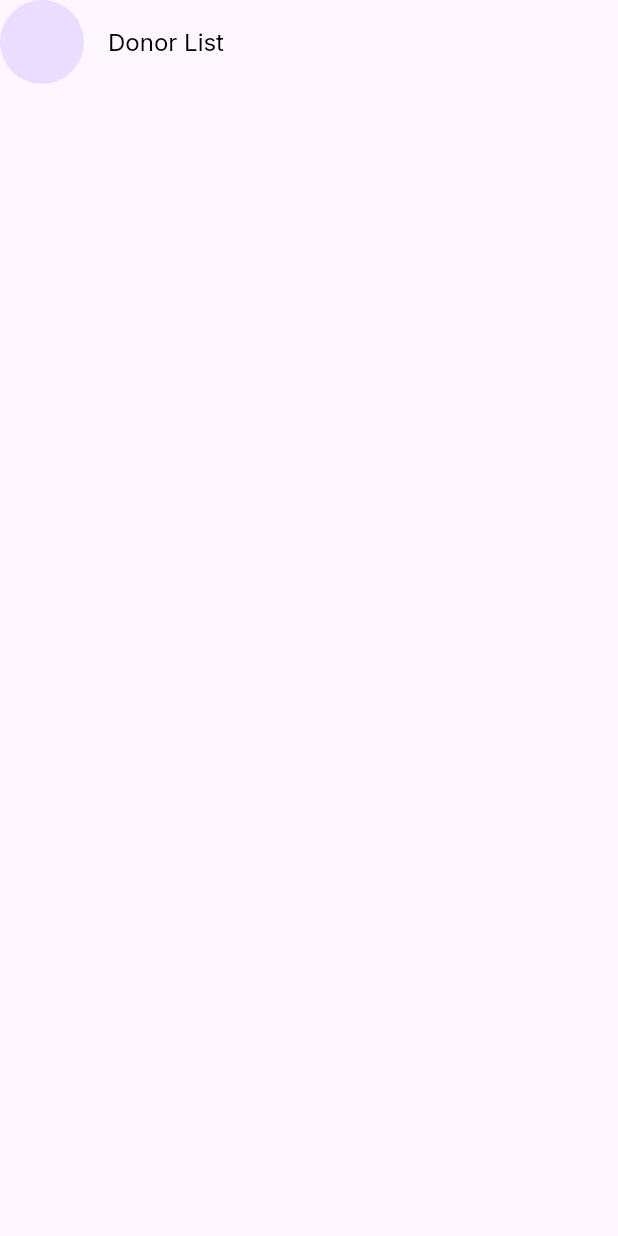
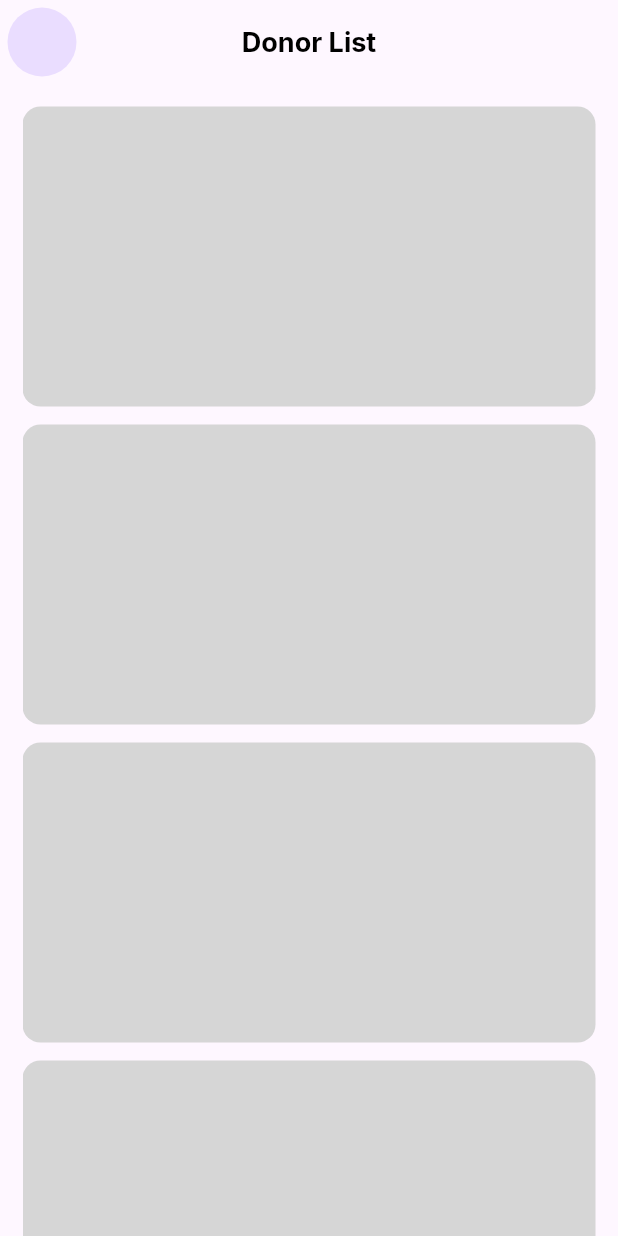
Before and after one commit to BloodConnects/BloodConnect-Flutter, a Flutter app: the DonorListScreen screen opened directly, on a phone screen of 412 x 824 dp. Run offline on Flutter 3.47's test engine with Material 3 defaults, Android fonts, the phone set to English and light mode, and no system bars; our stand-ins replace carousel_slider, country_code_picker, firebase_auth, firebase_core, flutter_svg, get and 1 more; accounts and stored records are empty.

Commit message:
Added:new changes

```diff
--- a/lib/auth_module/login_screen.dart
+++ b/lib/auth_module/login_screen.dart
@@ -80,7 +80,7 @@ class LoginScreen extends StatelessWidget {
                           children: [
                             TextFormField(
                               controller: mobileNumberController,
-                              keyboardType: TextInputType.number,
+                              keyboardType: TextInputType.phone,
                               decoration: InputDecoration(
                                 labelText: 'Mobile Number',
                                 border: const OutlineInputBorder(
@@ -88,7 +88,7 @@ class LoginScreen extends StatelessWidget {
                                     color: Colors.black,
                                   ),
                                 ),
-                                suffixIcon: IconButton(onPressed: (){}, icon: Icon(Icons.clear)),
+                                suffixIcon: IconButton(onPressed: (){}, icon: const Icon(Icons.clear)),
                                 hintText: 'Enter Mobile Number',
                                 prefixIcon: CountryCodePicker(
                                   onChanged: (CountryCode code) {
--- a/lib/auth_module/register_screen.dart
+++ b/lib/auth_module/register_screen.dart
@@ -88,6 +88,7 @@ class RegisterationScreen extends StatelessWidget {
                                   border: OutlineInputBorder(
                                     borderSide: BorderSide(color: Colors.black),
                                   ),
+                                  labelText: 'Full Name',
                                   hintText: 'Enter your fullname',
                                   prefixIcon: Icon(Icons.person),
                                 ),
@@ -102,6 +103,7 @@ class RegisterationScreen extends StatelessWidget {
                                   border: OutlineInputBorder(
                                     borderSide: BorderSide(color: Colors.black),
                                   ),
+                                  labelText: 'Mobile Number',
                                   hintText: 'Enter your Mobile Number',
                                   prefixIcon: Icon(Icons.phone),
                                 ),
@@ -150,6 +152,7 @@ class RegisterationScreen extends StatelessWidget {
                                   border: OutlineInputBorder(
                                     borderSide: BorderSide(color: Colors.black),
                                   ),
+                                  labelText: 'Email Address',
                                   hintText: 'Enter your Email Number',
                                   prefixIcon: Icon(Icons.email),
                                 ),
--- a/lib/main.dart
+++ b/lib/main.dart
@@ -1,10 +1,14 @@
 import 'package:blood_donation_app/auth_module/opening_screen.dart';
+import 'package:blood_donation_app/auth_module/register_screen.dart';
 import 'package:blood_donation_app/auth_module/verification_screen.dart';
 import 'package:blood_donation_app/firebase_options.dart';
+import 'package:blood_donation_app/screens/custom_dialog_box.dart';
+import 'package:blood_donation_app/screens/donor_list_screen.dart';
 import 'package:blood_donation_app/screens/explore_screen.dart';
 import 'package:blood_donation_app/screens/find_donor_screen.dart';
 import 'package:blood_donation_app/screens/home_screen.dart';
 import 'package:blood_donation_app/screens/maps.dart';
+import 'package:blood_donation_app/screens/user_profile_screen.dart';
 import 'package:flutter/material.dart';
 import 'package:get/get.dart';
 import 'package:firebase_core/firebase_core.dart';
@@ -32,7 +36,7 @@ class MyApp extends StatelessWidget {
 
   @override
   Widget build(BuildContext context) {
-    return const GetMaterialApp(
+    return  const GetMaterialApp(
       title: 'Flutter Demo',
       debugShowCheckedModeBanner: false,
       home: OpeningScreen()
--- a/lib/profile_screen.dart
+++ b/lib/profile_screen.dart
@@ -15,7 +15,6 @@ class ProfileScreen extends StatelessWidget {
           fontFamily: 'Inter',
           color: Colors.black
         ),
-        elevation: 3,
         centerTitle: false,
         // actions: const [
         //   Padding(
--- /dev/null
+++ b/lib/screens/custom_donor_container.dart
@@ -0,0 +1,17 @@
+import 'package:flutter/material.dart';
+
+class CustomDonorContainer extends StatelessWidget {
+  const CustomDonorContainer({super.key});
+
+  @override
+  Widget build(BuildContext context) {
+    return Container(
+      height: 200,
+      width: double.infinity,
+      decoration: BoxDecoration(
+          borderRadius: BorderRadius.circular(12),
+          color: Colors.grey[350]
+      ),
+    );
+  }
+}
--- a/lib/screens/donor_list_screen.dart
+++ b/lib/screens/donor_list_screen.dart
@@ -1,3 +1,4 @@
+import 'package:blood_donation_app/screens/custom_donor_container.dart';
 import 'package:flutter/cupertino.dart';
 import 'package:flutter/material.dart';
 
@@ -8,16 +9,39 @@ class DonorListScreen extends StatelessWidget {
   Widget build(BuildContext context) {
     return Scaffold(
       appBar: AppBar(
-        leading: const CircleAvatar(
-          radius: 15,
+        leading: const Padding(
+          padding: EdgeInsets.all(5.0),
+          child: CircleAvatar(
+            radius: 12,
+          ),
         ),
+        centerTitle: true,
         title: const Text(
           'Donor List',
           style: TextStyle(
             fontFamily: 'Inter',
-            fontSize: 16,
+            fontSize: 18,
+            fontWeight: FontWeight.bold ,
             color: Colors.black,
           ),
+        ),
+      ),
+      body: Padding(
+        padding: const EdgeInsets.symmetric(horizontal: 15),
+        child: ListView(
+          children: const [
+            SizedBox(
+              height: 15,
+            ),
+            CustomDonorContainer(),
+            SizedBox(height: 12,),
+            CustomDonorContainer(),
+            SizedBox(height: 12,),
+            CustomDonorContainer(),
+            SizedBox(height: 12,),
+            CustomDonorContainer(),
+            SizedBox(height: 12,),
+          ],
         ),
       ),
     );
```
Also changed, not shown: lib/screens/custom_dialog_box.dart (added, +92 -0 lines), lib/screens/dynamic_info_widget.dart (added, +52 -0 lines), lib/screens/user_profile_screen.dart (added, +122 -0 lines).
